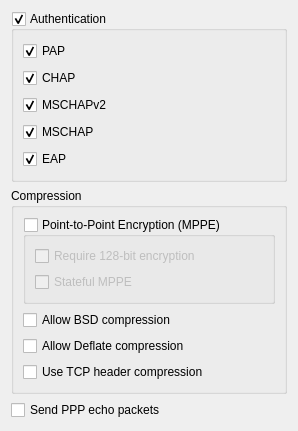
Old version of the form libs/ui/ppp.ui in the repository netrunner-debian-kde-extras/networkmanagement.
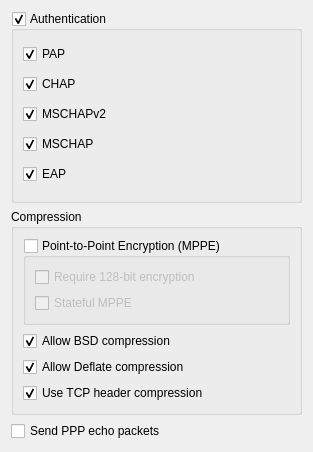
New version of the form.

What changed in the file:
```diff
--- a/libs/ui/ppp.ui
+++ b/libs/ui/ppp.ui
@@ -1,12 +1,12 @@
 <ui version="4.0" >
  <class>Ppp</class>
- <widget class="QWidget" name="Ppp" >
-  <property name="geometry" >
+ <widget class="QWidget" name="Ppp">
+  <property name="geometry">
    <rect>
     <x>0</x>
     <y>0</y>
-    <width>298</width>
-    <height>431</height>
+    <width>313</width>
+    <height>452</height>
    </rect>
   </property>
   <property name="windowTitle" >
@@ -115,6 +115,9 @@
         <property name="text" >
          <string>Allow BSD compression</string>
         </property>
+        <property name="checked">
+         <bool>true</bool>
+        </property>
        </widget>
       </item>
       <item>
@@ -122,6 +125,9 @@
         <property name="text" >
          <string>Allow Deflate compression</string>
         </property>
+        <property name="checked">
+         <bool>true</bool>
+        </property>
        </widget>
       </item>
       <item>
@@ -129,6 +135,9 @@
         <property name="text" >
          <string>Use TCP header compression</string>
         </property>
+        <property name="checked">
+         <bool>true</bool>
+        </property>
        </widget>
       </item>
      </layout>
```
Left out of the diff: 85 changed lines with no effect on the pictures.
